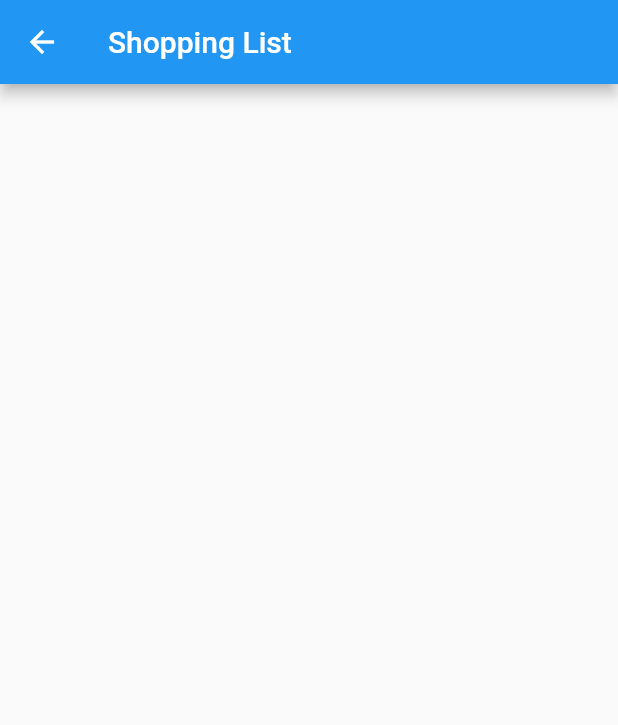
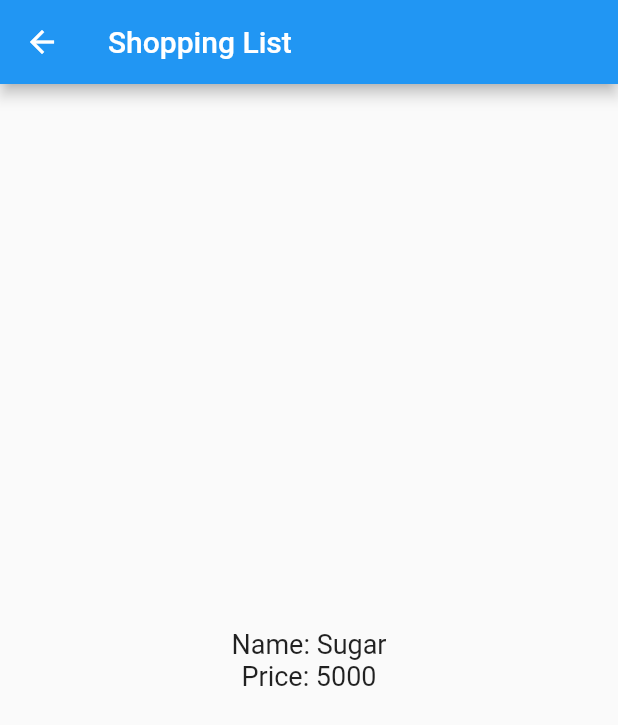
Before and after one commit to fauzanmuh/Flutter_Shopping, a Flutter app: the screen it shows after launch, after a tap on "Sugar", on a phone screen of 412 x 824 dp. Shown: the top 725 px of the screen. Run offline on Flutter 3.47's test engine with Material 2 defaults, Android fonts, the phone set to English and light mode, and no system bars.

Commit message:
Data Reading

```diff
--- a/lib/main.dart
+++ b/lib/main.dart
@@ -1,11 +1,12 @@
 import 'package:flutter/material.dart';
 import 'package:flutter_shopping/pages/home_page.dart';
 import 'package:flutter_shopping/pages/item_page.dart';
+import 'package:flutter_shopping/models/item.dart';
 
 void main() {
   runApp(MaterialApp(
-    initialRoute: '/',
-    routes: {
+   initialRoute: '/',
+    routes: <String, WidgetBuilder> {
       '/': (context) => HomePage(),
       '/item' : (context) => const ItemPage(),
     }
--- a/lib/models/item.dart
+++ b/lib/models/item.dart
@@ -2,5 +2,5 @@ class Item {
   String name;
   int price;
 
-  Item({required this.name, required this.price,});
+  Item({required this.name, required this.price});
 }
--- a/lib/pages/item_page.dart
+++ b/lib/pages/item_page.dart
@@ -1,4 +1,5 @@
 import 'package:flutter/material.dart';
+import 'package:flutter_shopping/models/item.dart';
 
 class ItemPage extends StatelessWidget {
   const ItemPage({Key? key}) : super(key: key);
@@ -6,11 +7,32 @@ class ItemPage extends StatelessWidget {
 
   @override
   Widget build(BuildContext context) {
+    final Item itemArgs = ModalRoute.of(context)!.settings.arguments as Item;
     return Scaffold(
       appBar: AppBar(
         title: const Text('Shopping List'),
       ),
-      body: Container(),
+      body: Container(
+        margin: const EdgeInsets.all(8),
+        child: Row(
+          mainAxisAlignment: MainAxisAlignment.center,
+          children: [
+            Column(
+              mainAxisAlignment: MainAxisAlignment.center,
+              children: [
+                Text(
+                  "Name: " + itemArgs.name,
+                  style: const TextStyle(fontSize: 18),
+                ),
+                Text(
+                  "Price: " + itemArgs.price.toString(),
+                  style: const TextStyle(fontSize: 18),
+                ),
+              ],
+            ),
+          ],
+        ),
+      ),
     );
   }
 }
```
